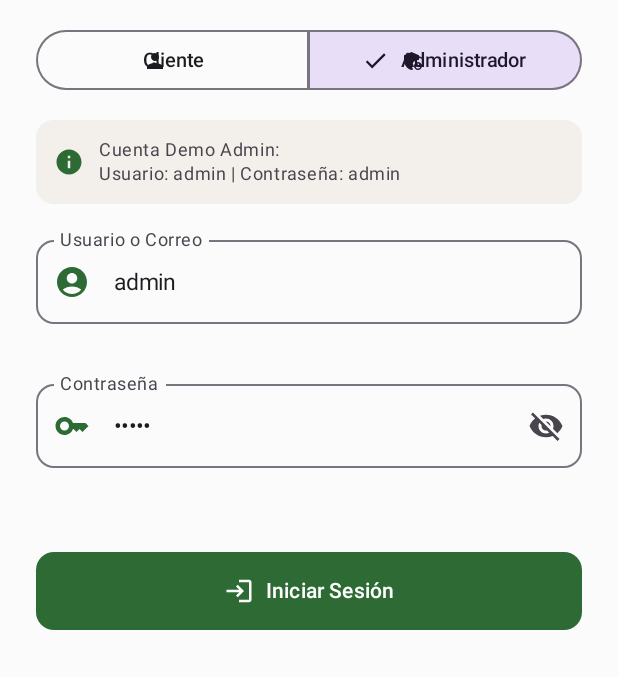
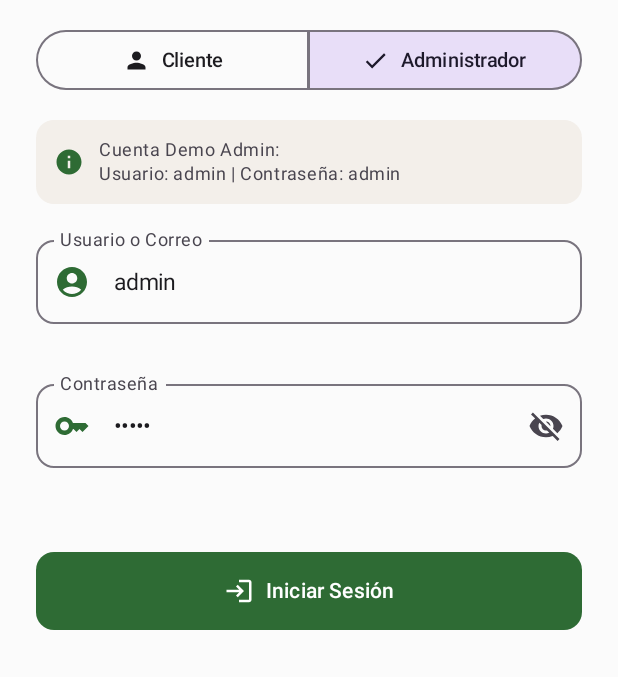
Before and after one commit to Luke17max/Proyecto_FrutosSecos, an Android app built with Jetpack Compose: the composable LoginScreen shown on its own in the app's theme, after a tap on "Administrador", on a phone screen of 412 x 824 dp, the part 304-981 px from its top. Run offline under Robolectric (Android 15) with nearby library versions, the phone set to English and light mode, and no system bars.

Commit message:
Actualizacion LoginScreen

```diff
--- a/app/src/main/java/cl/oylfrutossecos/app/ui/screens/LoginScreen.kt
+++ b/app/src/main/java/cl/oylfrutossecos/app/ui/screens/LoginScreen.kt
@@ -84,22 +84,38 @@ fun LoginScreen(
                 SegmentedButton(
                     selected = estado.rolSeleccionado == Rol.CLIENTE,
                     onClick = { viewModel.cambiarRolLogin(Rol.CLIENTE) },
-                    shape = SegmentedButtonDefaults.itemShape(index = 0, count = 2)
-                ) {
-                    Icon(Icons.Default.Person, contentDescription = null, modifier = Modifier.size(16.dp))
-                    Spacer(modifier = Modifier.width(6.dp))
-                    Text("Cliente")
-                }
+                    shape = SegmentedButtonDefaults.itemShape(index = 0, count = 2),
+                    icon = {
+                        SegmentedButtonDefaults.Icon(active = estado.rolSeleccionado == Rol.CLIENTE) {
+                            Icon(
+                                imageVector = Icons.Default.Person,
+                                contentDescription = null,
+                                modifier = Modifier.size(SegmentedButtonDefaults.IconSize)
+                            )
+                        }
+                    },
+                    label = {
+                        Text("Cliente")
+                    }
+                )
 
                 SegmentedButton(
                     selected = estado.rolSeleccionado == Rol.ADMINISTRADOR,
                     onClick = { viewModel.cambiarRolLogin(Rol.ADMINISTRADOR) },
-                    shape = SegmentedButtonDefaults.itemShape(index = 1, count = 2)
-                ) {
-                    Icon(Icons.Default.AdminPanelSettings, contentDescription = null, modifier = Modifier.size(16.dp))
-                    Spacer(modifier = Modifier.width(6.dp))
-                    Text("Administrador")
-                }
+                    shape = SegmentedButtonDefaults.itemShape(index = 1, count = 2),
+                    icon = {
+                        SegmentedButtonDefaults.Icon(active = estado.rolSeleccionado == Rol.ADMINISTRADOR) {
+                            Icon(
+                                imageVector = Icons.Default.AdminPanelSettings,
+                                contentDescription = null,
+                                modifier = Modifier.size(SegmentedButtonDefaults.IconSize)
+                            )
+                        }
+                    },
+                    label = {
+                        Text("Administrador")
+                    }
+                )
             }
 
             // Tarjeta informativa con credenciales de prueba preconfiguradas
```
